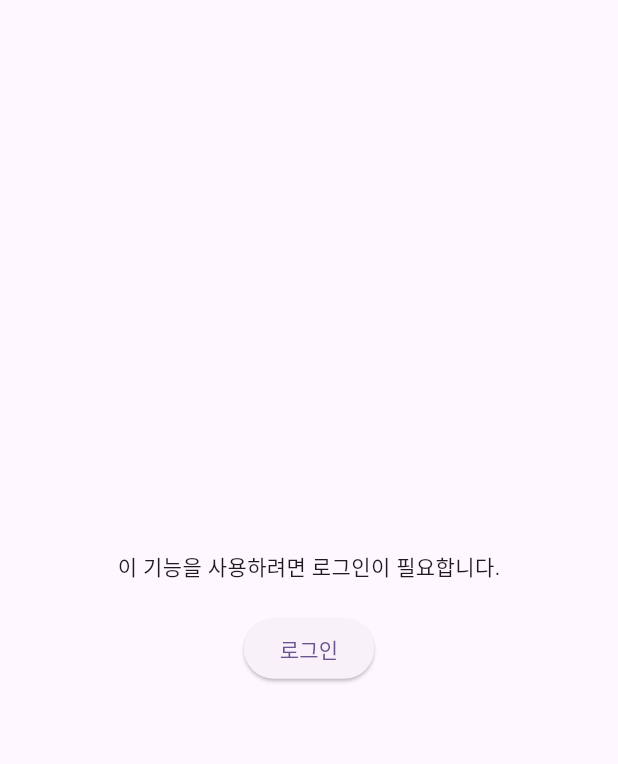
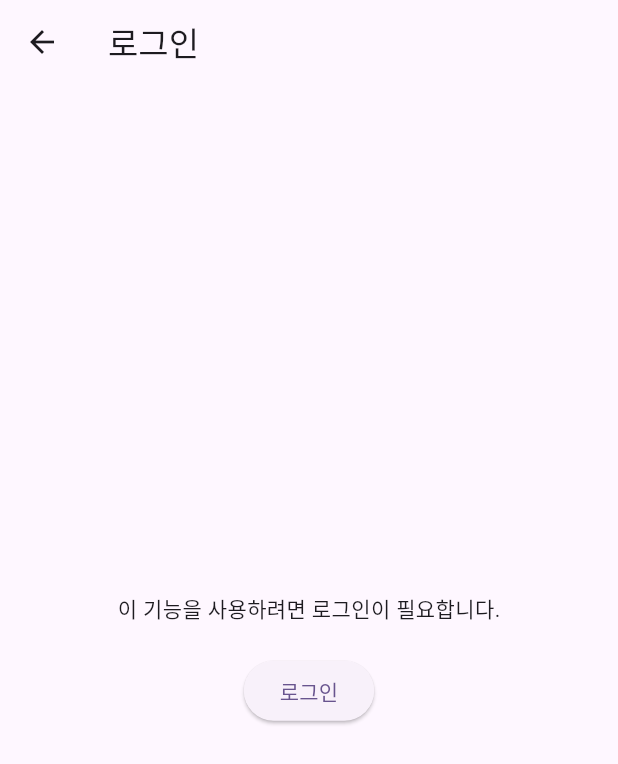
Before and after one commit to terryhyuk/HanGang_Mate, a Flutter app: the LoginCheck screen opened directly, on a phone screen of 412 x 824 dp. Shown: the top 764 px of the screen. Run offline on Flutter 3.47's test engine with Material 3 defaults, Android fonts, the phone set to English and light mode, and no system bars; our stand-ins replace firebase_auth, firebase_core, geolocator, get, get_storage, google_maps_flutter and 1 more; accounts and stored records are empty; network calls fail; statements that could not run were skipped.

Commit message:
24.11.19 19:00

```diff
--- /dev/null
+++ b/test_app/lib/Model/posting.dart
@@ -0,0 +1,3 @@
+class Posting {
+  //
+}
--- a/test_app/lib/view/chat.dart
+++ b/test_app/lib/view/chat.dart
@@ -7,7 +7,7 @@ class Chat extends StatelessWidget {
   Widget build(BuildContext context) {
     return Scaffold(
       appBar: AppBar(
-        title: const Text('chat'),
+        title: const Text('1 : 1  채팅 문의'),
       ),
     );
   }
--- a/test_app/lib/view/findmap.dart
+++ b/test_app/lib/view/findmap.dart
@@ -9,7 +9,7 @@ class Findmap extends GetView<LoginHandler> {
   Widget build(BuildContext context) {
     return Scaffold(
       appBar: AppBar(
-        title: const Text('Find Map'),
+        title: const Text('로그아웃'),
       ),
       body: Center(
         child: ElevatedButton(
--- a/test_app/lib/view/feed_write.dart
+++ b/test_app/lib/view/post_write.dart
@@ -1,7 +1,7 @@
 import 'package:flutter/material.dart';
 
-class FeedWrite extends StatelessWidget {
-  const FeedWrite({super.key});
+class PostWrite extends StatelessWidget {
+  const PostWrite({super.key});
 
   @override
   Widget build(BuildContext context) {
--- a/test_app/lib/view/widgets/login_check.dart
+++ b/test_app/lib/view/widgets/login_check.dart
@@ -12,7 +12,11 @@ class LoginCheck extends GetView<LoginHandler> {
 
   @override
   Widget build(BuildContext context) {
-    return Center(
+    return Scaffold(
+      appBar: AppBar(
+        title: const Text('로그인'),
+      ),
+      body: Center(
         child: Column(
           mainAxisAlignment: MainAxisAlignment.center,
           children: [
@@ -24,6 +28,7 @@ class LoginCheck extends GetView<LoginHandler> {
             ),
           ],
         ),
+      ),
     );
   }
 }
```
Also changed, not shown: test_app/lib/VM/location_handler.dart (+13 -18 lines), 1 other file. Lines whose indentation alone changed are shown as unchanged.
